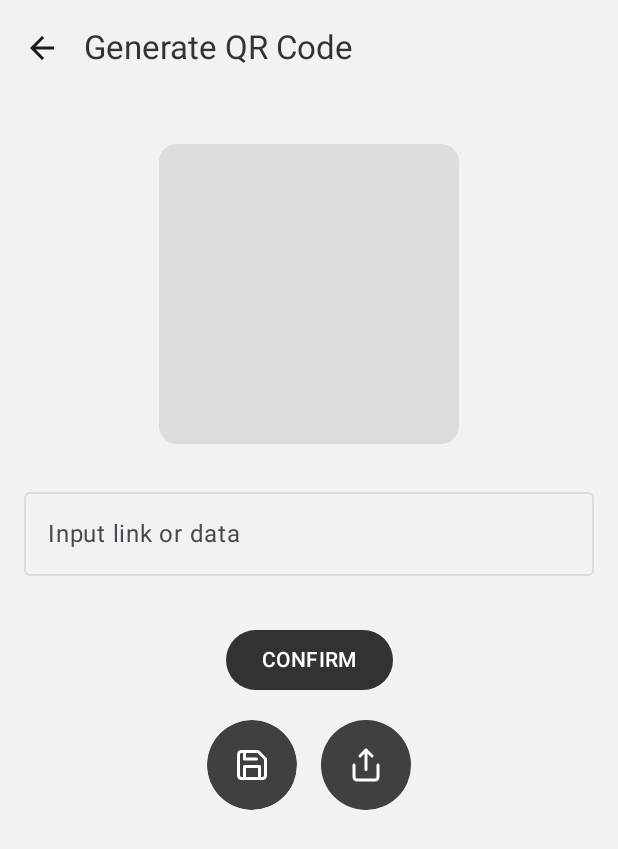
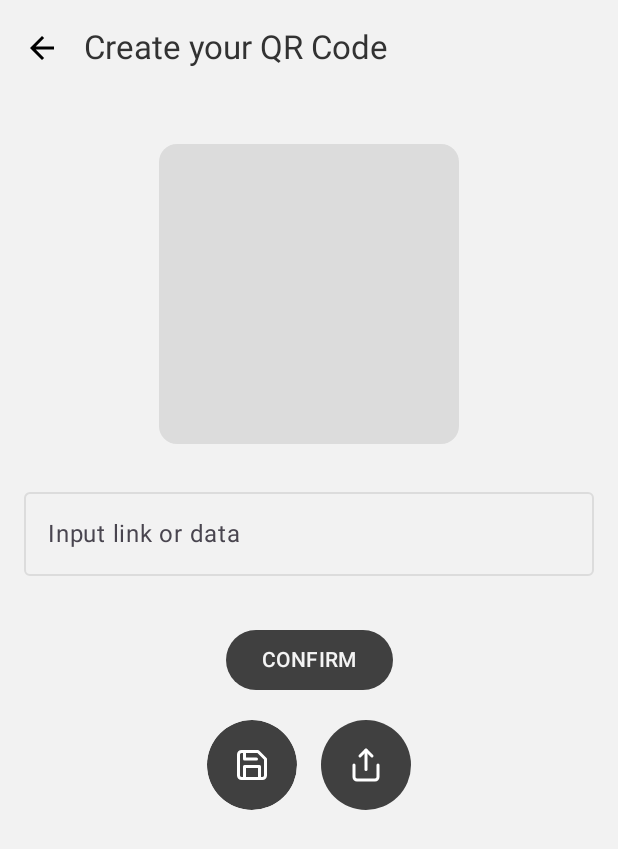
Before and after one commit to Krirati/qr-code, an Android app built with Jetpack Compose: the screen it shows after launch (MainActivity), after a tap on "Generate Qr code", on a phone screen of 412 x 824 dp. Shown: the top 849 px of the screen. Run offline under Robolectric (Android 15) with nearby library versions, the phone set to English and light mode, and no system bars; our stand-ins replace AdMob, Room's generated code; libraries missing offline, so code that uses them is left out: androidx.camera.view, com.google.mlkit.vision; 12 statements that could not run were skipped.

Commit message:
[Feature] fix flash icon

```diff
--- a/app/build.gradle.kts
+++ b/app/build.gradle.kts
@@ -13,8 +13,8 @@ android {
         applicationId = "com.kstudio.qrcode"
         minSdk = 26
         targetSdk = 35
-        versionCode = 3
-        versionName = "1.0"
+        versionCode = 4
+        versionName = "1.0.1"
         multiDexEnabled = true
         testInstrumentationRunner = "androidx.test.runner.AndroidJUnitRunner"
         vectorDrawables {
--- a/app/src/main/java/com/kstudio/qrcode/features/generate/GenerateScreen.kt
+++ b/app/src/main/java/com/kstudio/qrcode/features/generate/GenerateScreen.kt
@@ -19,19 +19,13 @@ import androidx.compose.foundation.layout.padding
 import androidx.compose.foundation.layout.size
 import androidx.compose.foundation.layout.width
 import androidx.compose.foundation.shape.RoundedCornerShape
-import androidx.compose.material.icons.Icons
-import androidx.compose.material.icons.automirrored.filled.ArrowBack
 import androidx.compose.material3.Button
-import androidx.compose.material3.ExperimentalMaterial3Api
 import androidx.compose.material3.FilledIconButton
-import androidx.compose.material3.Icon
 import androidx.compose.material3.IconButton
 import androidx.compose.material3.MaterialTheme
 import androidx.compose.material3.OutlinedTextField
 import androidx.compose.material3.Scaffold
 import androidx.compose.material3.Text
-import androidx.compose.material3.TopAppBar
-import androidx.compose.material3.TopAppBarDefaults
 import androidx.compose.runtime.Composable
 import androidx.compose.runtime.DisposableEffect
 import androidx.compose.runtime.SideEffect
@@ -55,14 +49,17 @@ import com.google.accompanist.permissions.isGranted
 import com.google.accompanist.permissions.rememberPermissionState
 import com.kstudio.qrcode.LocalNavController
 import com.kstudio.qrcode.R
+import com.kstudio.qrcode.ui.component.appbar.AppBar
 import com.kstudio.qrcode.ui.component.button.buttonColors
+import com.kstudio.qrcode.ui.component.button.iconButtonColors
+import com.kstudio.qrcode.ui.theme.GreyLight
 import com.kstudio.qrcode.ui.theme.QrCodeTheme
 import org.koin.androidx.compose.koinViewModel
 import java.io.File
 import java.io.FileOutputStream
 import java.io.IOException
 
-@OptIn(ExperimentalMaterial3Api::class, ExperimentalPermissionsApi::class)
+@OptIn(ExperimentalPermissionsApi::class)
 @Composable
 fun GenerateScreen(
     modifier: Modifier = Modifier,
@@ -97,21 +94,7 @@ fun GenerateScreen(
     QrCodeTheme {
         Scaffold(
             topBar = {
-                TopAppBar(
-                    colors = TopAppBarDefaults.topAppBarColors(
-                        containerColor = MaterialTheme.colorScheme.background,
-                        titleContentColor = MaterialTheme.colorScheme.tertiary,
-                    ),
-                    title = { Text(stringResource(R.string.generate_qr_code)) },
-                    navigationIcon = {
-                        IconButton(onClick = { navController?.popBackStack() }) {
-                            Icon(
-                                imageVector = Icons.AutoMirrored.Filled.ArrowBack,
-                                contentDescription = stringResource(R.string.navigate_back)
-                            )
-                        }
-                    }
-                )
+                AppBar(navController, R.string.generate_qr_code)
             },
         ) { paddingValues ->
             Column(
@@ -127,13 +110,15 @@ fun GenerateScreen(
                     value = viewModel.textFieldLinkData,
                     onValueChange = { text -> viewModel.onTextFieldChange(text) },
                     label = { Text(stringResource(R.string.input_link_or_data)) },
+                    placeholder = { Text("Ex. Love QR Code") },
                     modifier = Modifier.fillMaxWidth()
                 )
                 Button(
                     onClick = { viewModel.onConfirmField() },
-                    modifier = Modifier.padding(top = 32.dp)
+                    modifier = Modifier.padding(top = 32.dp),
+                    colors = buttonColors()
                 ) {
-                    Text(stringResource(R.string.confirm))
+                    Text(stringResource(R.string.confirm), color = GreyLight)
                 }
                 Row(modifier = Modifier.padding(top = 16.dp)) {
                     IconButton(
@@ -141,13 +126,16 @@ fun GenerateScreen(
                         onClick = {
                             viewModel.saveQrResult()
                             viewModel.saveBitmapToGallery(context, bitmapImage)
-                            Toast.makeText(context,
-                                context.getString(R.string.toast_save_qr_success), Toast.LENGTH_SHORT).show()
+                            Toast.makeText(
+                                context,
+                                context.getString(R.string.toast_save_qr_success),
+                                Toast.LENGTH_SHORT
+                            ).show()
                         },
                         modifier = Modifier
                             .size(60.dp)
                             .padding(),
-                        colors = buttonColors().copy(containerColor = MaterialTheme.colorScheme.primaryContainer)
+                        colors = iconButtonColors().copy(containerColor = MaterialTheme.colorScheme.primaryContainer)
                     ) {
                         Image(
                             painter = painterResource(R.drawable.ic_save),
@@ -162,7 +150,7 @@ fun GenerateScreen(
                         ),
                         enabled = bitmapImage != null,
                         modifier = Modifier.size(60.dp),
-                        colors = buttonColors().copy(containerColor = MaterialTheme.colorScheme.primaryContainer)
+                        colors = iconButtonColors().copy(containerColor = MaterialTheme.colorScheme.primaryContainer)
                     ) {
                         Image(
                             painter = painterResource(R.drawable.ic_share),
--- a/app/src/main/java/com/kstudio/qrcode/features/history/HistoryScreen.kt
+++ b/app/src/main/java/com/kstudio/qrcode/features/history/HistoryScreen.kt
@@ -68,6 +68,7 @@ import com.kstudio.qrcode.features.history.model.HistoryData
 import com.kstudio.qrcode.features.history.model.HistoryUiState
 import com.kstudio.qrcode.ui.component.ad.NativeAdView
 import com.kstudio.qrcode.ui.component.ad.itemsWithAd
+import com.kstudio.qrcode.ui.component.appbar.AppBar
 import com.kstudio.qrcode.ui.component.bottomsheet.LinkDetailBottomSheet
 import com.kstudio.qrcode.ui.component.bottomsheet.model.BottomSheetData
 import com.kstudio.qrcode.ui.component.loading.Loading
@@ -103,21 +104,7 @@ fun HistoryScreen(
         }
     }
     Scaffold(topBar = {
-        TopAppBar(
-            colors = TopAppBarDefaults.topAppBarColors(
-                containerColor = MaterialTheme.colorScheme.background,
-                titleContentColor = MaterialTheme.colorScheme.tertiary,
-            ),
-            title = { Text(stringResource(R.string.history_of_scan)) },
-            navigationIcon = {
-                IconButton(onClick = { navController?.popBackStack() }) {
-                    Icon(
-                        imageVector = Icons.AutoMirrored.Filled.ArrowBack,
-                        contentDescription = "Localized description"
-                    )
-                }
-            }
-        )
+        AppBar(navController, R.string.history_of_scan)
     }) { paddingValues ->
         when (val state = historyUiState.value) {
             HistoryUiState.Empty -> {
--- a/app/src/main/java/com/kstudio/qrcode/features/scan/ScanScreen.kt
+++ b/app/src/main/java/com/kstudio/qrcode/features/scan/ScanScreen.kt
@@ -36,6 +36,7 @@ import androidx.compose.runtime.Composable
 import androidx.compose.runtime.DisposableEffect
 import androidx.compose.runtime.LaunchedEffect
 import androidx.compose.runtime.SideEffect
+import androidx.compose.runtime.collectAsState
 import androidx.compose.runtime.derivedStateOf
 import androidx.compose.runtime.getValue
 import androidx.compose.runtime.mutableStateOf
@@ -53,6 +54,7 @@ import androidx.compose.ui.tooling.preview.Preview
 import androidx.compose.ui.unit.dp
 import androidx.compose.ui.viewinterop.AndroidView
 import androidx.core.content.ContextCompat
+import androidx.lifecycle.Lifecycle
 import androidx.lifecycle.LifecycleOwner
 import androidx.lifecycle.compose.LocalLifecycleOwner
 import androidx.lifecycle.compose.collectAsStateWithLifecycle
@@ -72,7 +74,7 @@ import com.kstudio.qrcode.features.scan.model.ScanImageState
 import com.kstudio.qrcode.features.scan.model.UiState
 import com.kstudio.qrcode.ui.component.bottomsheet.LinkDetailBottomSheet
 import com.kstudio.qrcode.ui.component.bottomsheet.model.BottomSheetData
-import com.kstudio.qrcode.ui.component.button.buttonColors
+import com.kstudio.qrcode.ui.component.button.iconButtonColors
 import com.kstudio.qrcode.ui.theme.QrCodeTheme
 import org.koin.androidx.compose.koinViewModel
 import java.util.concurrent.Executor
@@ -201,6 +203,7 @@ fun CameraPreview(
     launcherGallery: ManagedActivityResultLauncher<PickVisualMediaRequest, Uri?>,
 ) {
     val context = LocalContext.current
+    val lifecycleState by lifecycleOwner.lifecycle.currentStateFlow.collectAsState()
     val previewView: PreviewView = remember { PreviewView(context) }
     val executor = rememberMainExecutor(context)
     val scanner = rememberScanner()
@@ -220,6 +223,19 @@ fun CameraPreview(
     DisposableEffect(Unit) {
         onDispose {
             cameraController.unbind()
+        }
+    }
+
+    LaunchedEffect(lifecycleState) {
+        when (lifecycleState) {
+            Lifecycle.State.DESTROYED -> {
+                isFlashOn = false
+                cameraController.unbind()
+            }
+            Lifecycle.State.RESUMED -> {
+                isFlashOn = false
+            }
+            else -> {}
         }
     }
 
@@ -312,7 +328,7 @@ private fun TopOptionSection(
     ) {
         FilledIconButton(
             onClick = onClickFlash::invoke,
-            colors = buttonColors()
+            colors = iconButtonColors()
         ) {
             Image(
                 painter = painterResource(if (isFlashOn) R.drawable.ic_zap else R.drawable.ic_zap_off),
@@ -344,7 +360,7 @@ private fun BottomNavigation(
                 )
             },
             modifier = Modifier.size(60.dp),
-            colors = buttonColors()
+            colors = iconButtonColors()
         ) {
             Image(
                 painter = painterResource(R.drawable.ic_image),
@@ -354,7 +370,7 @@ private fun BottomNavigation(
         FilledIconButton(
             onClick = { navController?.navigate(Screen.Generate.name) },
             modifier = Modifier.size(60.dp),
-            colors = buttonColors()
+            colors = iconButtonColors()
         ) {
             Image(
                 painter = painterResource(R.drawable.ic_qr_code),
@@ -364,7 +380,7 @@ private fun BottomNavigation(
         FilledIconButton(
             onClick = { navController?.navigate(Screen.History.name) },
             modifier = Modifier.size(60.dp),
-            colors = buttonColors()
+            colors = iconButtonColors()
         ) {
             Image(
                 painter = painterResource(R.drawable.ic_list),
--- /dev/null
+++ b/app/src/main/java/com/kstudio/qrcode/ui/component/appbar/TopAppBar.kt
@@ -0,0 +1,37 @@
+package com.kstudio.qrcode.ui.component.appbar
+
+import androidx.annotation.StringRes
+import androidx.compose.material.icons.Icons
+import androidx.compose.material.icons.automirrored.filled.ArrowBack
+import androidx.compose.material3.ExperimentalMaterial3Api
+import androidx.compose.material3.Icon
+import androidx.compose.material3.IconButton
+import androidx.compose.material3.MaterialTheme
+import androidx.compose.material3.Text
+import androidx.compose.material3.TopAppBarDefaults
+import androidx.compose.runtime.Composable
+import androidx.compose.ui.graphics.Color
+import androidx.compose.ui.res.stringResource
+import androidx.navigation.NavHostController
+import com.kstudio.qrcode.R
+
+@Composable
+@OptIn(ExperimentalMaterial3Api::class)
+fun AppBar(navController: NavHostController?, @StringRes title: Int) {
+    androidx.compose.material3.TopAppBar(
+        colors = TopAppBarDefaults.topAppBarColors(
+            containerColor = MaterialTheme.colorScheme.background,
+            titleContentColor = MaterialTheme.colorScheme.tertiary,
+        ),
+        title = { Text(stringResource(title)) },
+        navigationIcon = {
+            IconButton(onClick = { navController?.popBackStack() }) {
+                Icon(
+                    imageVector = Icons.AutoMirrored.Filled.ArrowBack,
+                    contentDescription = stringResource(R.string.navigate_back),
+                    tint = Color.Black
+                )
+            }
+        }
+    )
+}
--- a/app/src/main/java/com/kstudio/qrcode/ui/component/button/Button.kt
+++ b/app/src/main/java/com/kstudio/qrcode/ui/component/button/Button.kt
@@ -1,16 +1,23 @@
 package com.kstudio.qrcode.ui.component.button
 
-import android.widget.Button
+import androidx.compose.material3.ButtonColors
 import androidx.compose.material3.IconButtonColors
 import androidx.compose.material3.MaterialTheme
 import androidx.compose.runtime.Composable
-import androidx.compose.ui.Modifier
 
 
 @Composable
-fun buttonColors() = IconButtonColors(
+fun iconButtonColors() = IconButtonColors(
     containerColor = MaterialTheme.colorScheme.primaryContainer.copy(alpha = .7f),
     contentColor = MaterialTheme.colorScheme.primary,
     disabledContentColor = MaterialTheme.colorScheme.primary,
     disabledContainerColor = MaterialTheme.colorScheme.primaryContainer
 )
+
+@Composable
+fun buttonColors() = ButtonColors(
+    containerColor = MaterialTheme.colorScheme.primaryContainer,
+    contentColor = MaterialTheme.colorScheme.secondary,
+    disabledContentColor = MaterialTheme.colorScheme.primary,
+    disabledContainerColor = MaterialTheme.colorScheme.primaryContainer
+)
--- a/app/src/main/res/values/strings.xml
+++ b/app/src/main/res/values/strings.xml
@@ -7,7 +7,7 @@
     <string name="favorite">Favorite</string>
     <string name="open_link">OPEN LINK</string>
     <string name="toast_copy_success">Copy success !</string>
-    <string name="generate_qr_code">Generate QR Code</string>
+    <string name="generate_qr_code">Create your QR Code</string>
     <string name="navigate_back">Navigate back</string>
     <string name="input_link_or_data">Input link or data</string>
     <string name="confirm">CONFIRM</string>
```
